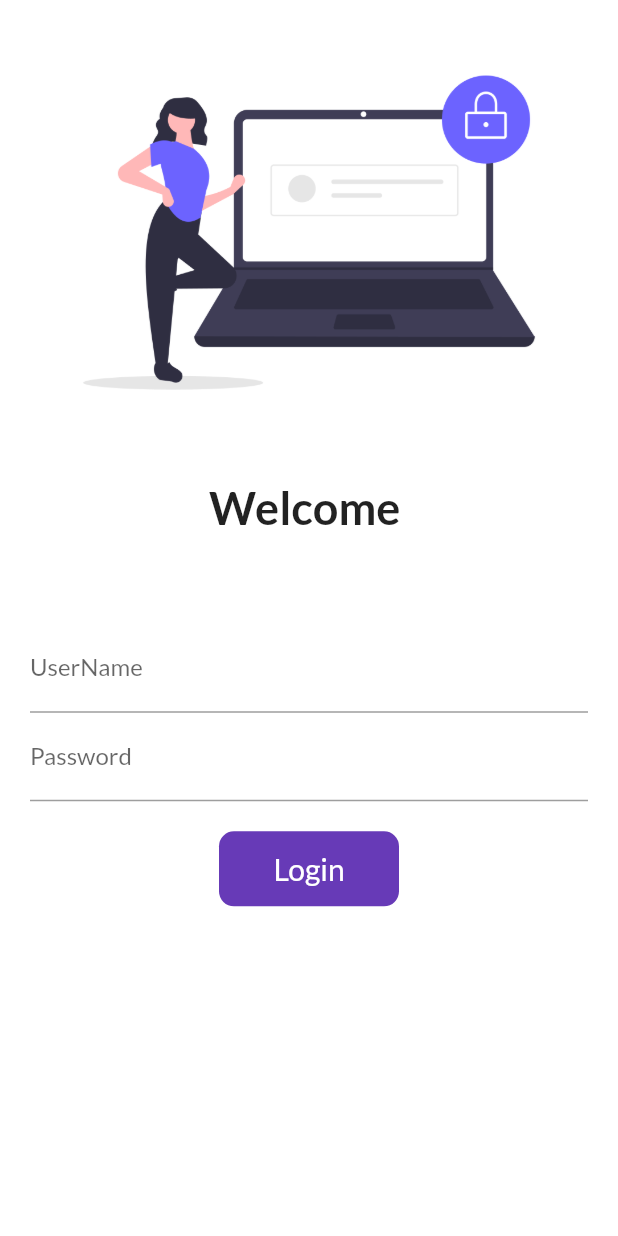
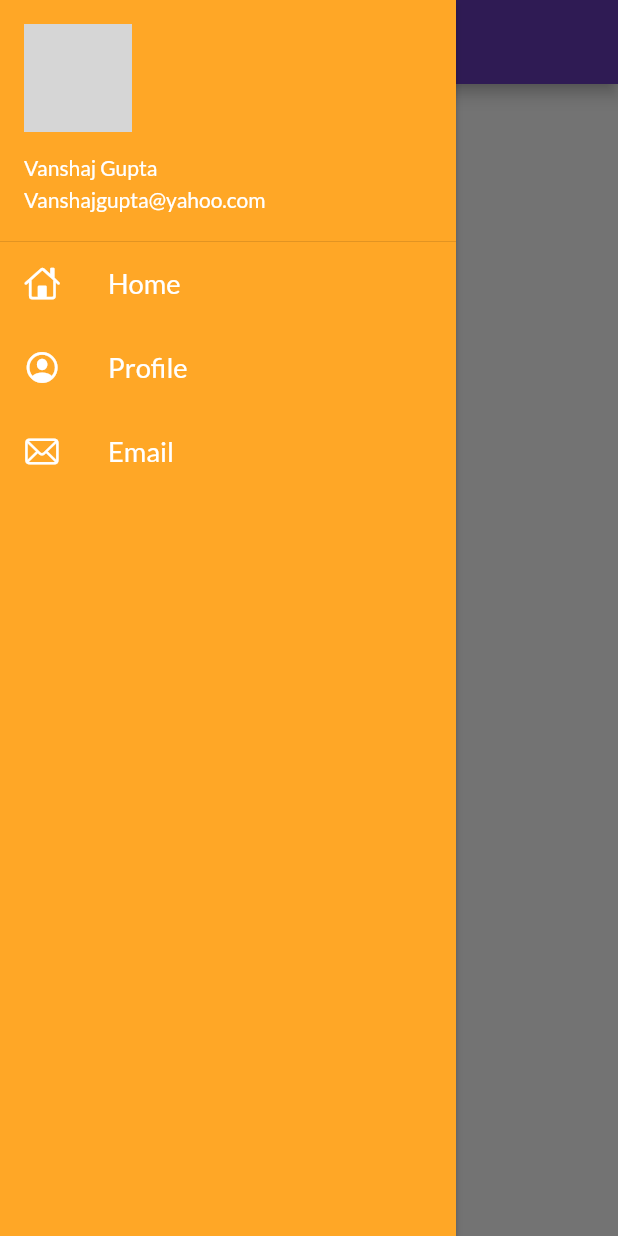
Before and after one commit to Vanshaj5101/30DaysOfFlutterCourse, a Flutter app: the screen it shows after launch, with the side drawer open (before the commit the screen has no drawer), on a phone screen of 412 x 824 dp. Run offline on Flutter 3.47's test engine with Material 2 defaults, Android fonts, the phone set to English and light mode, and no system bars; our stand-ins replace google_fonts; network calls fail; grey boxes are pictures that could not be loaded.

Commit message:
Day 9 complete

```diff
--- a/lib/main.dart
+++ b/lib/main.dart
@@ -14,16 +14,17 @@ class MyApp extends StatelessWidget {
     return MaterialApp(
       debugShowCheckedModeBanner: false,
       //home: HomePage(),
+      themeMode: ThemeMode.light,
       theme: ThemeData(
         primarySwatch: Colors.deepPurple,
         fontFamily: GoogleFonts.lato().fontFamily,
         primaryTextTheme: GoogleFonts.latoTextTheme(),
       ),
-      initialRoute: "/",
+      initialRoute: MyRoutes.homeRoute,
       routes: {
         "/": (context) => LoginPage(),
-        MyRoutes.homeRoute : (context) => HomePage(),
-        MyRoutes.loginRoute : (context) => LoginPage(),
+        MyRoutes.homeRoute: (context) => HomePage(),
+        MyRoutes.loginRoute: (context) => LoginPage(),
       },
     );
   }
--- a/lib/pages/home_page.dart
+++ b/lib/pages/home_page.dart
@@ -1,4 +1,5 @@
 import 'package:flutter/material.dart';
+import 'package:flutter_catalog/widgets/drawer.dart';
 
 class HomePage extends StatelessWidget {
   @override
@@ -18,7 +19,8 @@ class HomePage extends StatelessWidget {
           child: Text("Welcome to $days days of Code !!!"),
         ),
       ),
-      drawer: Drawer(),
+      drawer: MyDrawer(),
+
     );
   }
 }
--- /dev/null
+++ b/lib/widgets/drawer.dart
@@ -0,0 +1,87 @@
+import 'package:flutter/cupertino.dart';
+import 'package:flutter/material.dart';
+
+class MyDrawer extends StatelessWidget {
+  const MyDrawer({Key? key}) : super(key: key);
+
+  @override
+  Widget build(BuildContext context) {
+    final imageURL =
+        "https://images.unsplash.com/photo-1568602471122-7832951cc4c5?ixid=MnwxMjA3fDB8MHxwaG90by1wYWdlfHx8fGVufDB8fHx8&ixlib=rb-1.2.1&auto=format&fit=crop&w=750&q=80";
+    return Drawer(
+      elevation: 2,
+      child: Container(
+        color: Colors.orange[400],
+        child: ListView(
+          padding: EdgeInsets.zero,
+          children: [
+            DrawerHeader(
+              margin: EdgeInsets.zero,
+              padding: EdgeInsets.zero,
+              child: UserAccountsDrawerHeader(
+                decoration: BoxDecoration(
+                  color: Colors.orange[400],
+                ),
+                margin: EdgeInsets.zero,
+                accountName: Text(
+                  "Vanshaj Gupta",
+                  style: TextStyle(
+                    color: Colors.white,
+                  ),
+                ),
+                accountEmail: Text(
+                  "Vanshajgupta@yahoo.com",
+                  style: TextStyle(
+                    color: Colors.white,
+                  ),
+                ),
+                currentAccountPicture: CircleAvatar(
+                  backgroundImage: NetworkImage(imageURL),
+                ),
+              ),
+            ),
+            ListTile(
+              leading: Icon(
+                CupertinoIcons.home,
+                color: Colors.white,
+              ),
+              title: Text(
+                "Home",
+                textScaleFactor: 1.3,
+                style: TextStyle(
+                  color: Colors.white,
+                ),
+              ),
+            ),
+            ListTile(
+              leading: Icon(
+                CupertinoIcons.profile_circled,
+                color: Colors.white,
+              ),
+              title: Text(
+                "Profile",
+                textScaleFactor: 1.3,
+                style: TextStyle(
+                  color: Colors.white,
+                ),
+              ),
+            ),
+            ListTile(
+              leading: Icon(
+                CupertinoIcons.mail,
+                color: Colors.white,
+              ),
+              title: Text(
+                "Email",
+                textScaleFactor: 1.3,
+                style: TextStyle(
+                  color: Colors.white,
+                ),
+              ),
+            ),
+          ],
+        ),
+      ),
+    );
+  }
+}
```
